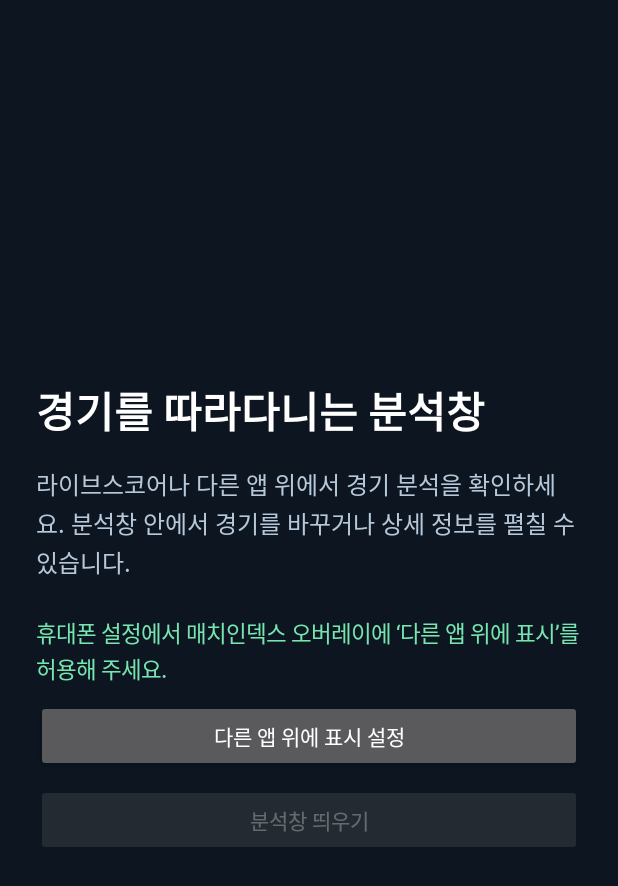
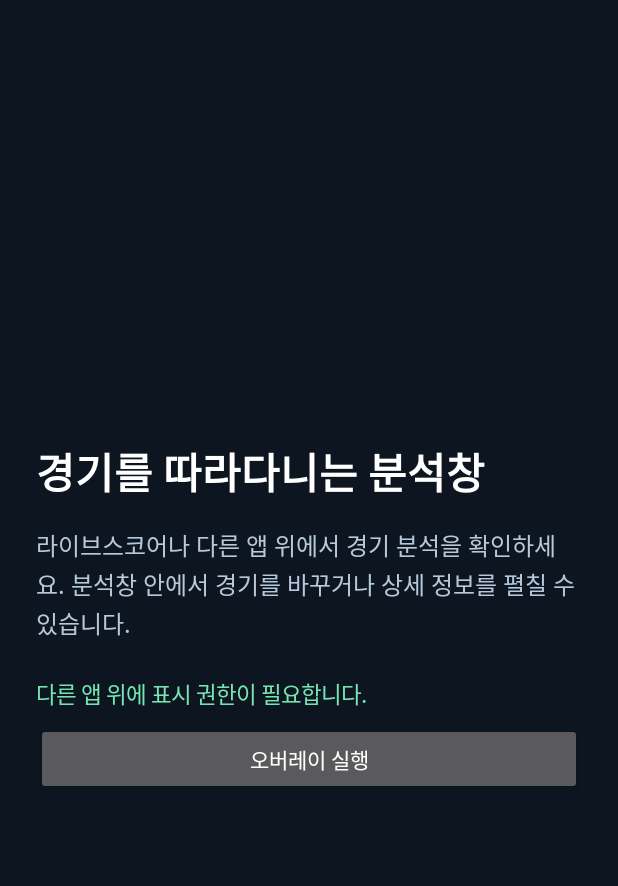
Before and after one commit to pearl-jinju/toto, an Android app: the screen it shows after launch (MainActivity), on a phone screen of 412 x 824 dp. Shown: the top 886 px of the screen. Run offline under Robolectric (Android 15) with nearby library versions, the phone set to English and light mode, and no system bars.

Commit message:
Add swipe date filters and streamline Android overlay permission

```diff
--- a/android/app/src/main/java/kr/matchindex/overlay/MainActivity.java
+++ b/android/app/src/main/java/kr/matchindex/overlay/MainActivity.java
@@ -1,6 +1,7 @@
 package kr.matchindex.overlay;
 
 import android.app.Activity;
+import android.app.AlertDialog;
 import android.content.ActivityNotFoundException;
 import android.content.Intent;
 import android.graphics.Color;
@@ -19,13 +20,15 @@ import android.widget.TextView;
 import android.widget.Toast;
 
 public final class MainActivity extends Activity {
+    private static final String START_AFTER_SETTINGS = "start_after_settings";
+
     private TextView status;
-    private Button permissionButton;
-    private Button startButton;
+    private boolean startAfterSettings;
 
     @Override
     protected void onCreate(Bundle state) {
         super.onCreate(state);
+        startAfterSettings = state != null && state.getBoolean(START_AFTER_SETTINGS);
 
         int padding = OverlayService.dp(this, 24);
         ScrollView scroll = new ScrollView(this);
@@ -54,16 +57,10 @@ public final class MainActivity extends Activity {
         status = label(R.string.permission_needed, 15, 0xFF77E5B0);
         append(content, status, 24);
 
-        permissionButton = new Button(this);
-        permissionButton.setText(R.string.settings);
-        permissionButton.setAllCaps(false);
-        permissionButton.setOnClickListener(view -> openOverlaySettings());
-        append(content, permissionButton, 10);
-
-        startButton = new Button(this);
+        Button startButton = new Button(this);
         startButton.setText(R.string.start_overlay);
         startButton.setAllCaps(false);
-        startButton.setOnClickListener(view -> startOverlay());
+        startButton.setOnClickListener(view -> requestOverlay());
         append(content, startButton, 8);
 
         setContentView(scroll);
@@ -74,8 +71,29 @@ public final class MainActivity extends Activity {
         super.onResume();
         boolean allowed = Settings.canDrawOverlays(this);
         status.setText(allowed ? R.string.permission_granted : R.string.permission_needed);
-        permissionButton.setVisibility(allowed ? View.GONE : View.VISIBLE);
-        startButton.setEnabled(allowed);
+        boolean requested = startAfterSettings;
+        startAfterSettings = false;
+        if (requested && allowed) startOverlay();
+    }
+
+    @Override
+    protected void onSaveInstanceState(Bundle state) {
+        super.onSaveInstanceState(state);
+        state.putBoolean(START_AFTER_SETTINGS, startAfterSettings);
+    }
+
+    private void requestOverlay() {
+        if (Settings.canDrawOverlays(this)) {
+            startOverlay();
+            return;
+        }
+
+        new AlertDialog.Builder(this)
+                .setTitle(R.string.permission_title)
+                .setMessage(R.string.permission_explanation)
+                .setNegativeButton(android.R.string.cancel, null)
+                .setPositiveButton(R.string.open_settings, (dialog, which) -> openOverlaySettings())
+                .show();
     }
 
     private TextView label(int text, int size, int color) {
@@ -95,20 +113,24 @@ public final class MainActivity extends Activity {
     }
 
     private void openOverlaySettings() {
+        if (startAfterSettings) return;
+
         Intent settings = new Intent(Settings.ACTION_MANAGE_OVERLAY_PERMISSION);
         if (Build.VERSION.SDK_INT < 30) {
             settings.setData(Uri.fromParts("package", getPackageName(), null));
         }
+        startAfterSettings = true;
         try {
             startActivity(settings);
-        } catch (ActivityNotFoundException error) {
+        } catch (ActivityNotFoundException | SecurityException error) {
+            startAfterSettings = false;
             Toast.makeText(this, R.string.settings_error, Toast.LENGTH_LONG).show();
         }
     }
 
     private void startOverlay() {
         if (!Settings.canDrawOverlays(this)) {
-            openOverlaySettings();
+            status.setText(R.string.permission_needed);
             return;
         }
         try {
--- a/android/app/src/main/res/values/strings.xml
+++ b/android/app/src/main/res/values/strings.xml
@@ -2,10 +2,12 @@
     <string name="app_name">매치인덱스 오버레이</string>
     <string name="title">경기를 따라다니는 분석창</string>
     <string name="description">라이브스코어나 다른 앱 위에서 경기 분석을 확인하세요. 분석창 안에서 경기를 바꾸거나 상세 정보를 펼칠 수 있습니다.</string>
-    <string name="permission_needed">휴대폰 설정에서 매치인덱스 오버레이에 ‘다른 앱 위에 표시’를 허용해 주세요.</string>
-    <string name="permission_granted">오버레이를 열고 다른 앱으로 전환해 보세요.</string>
-    <string name="settings">다른 앱 위에 표시 설정</string>
-    <string name="start_overlay">분석창 띄우기</string>
+    <string name="permission_needed">다른 앱 위에 표시 권한이 필요합니다.</string>
+    <string name="permission_granted">다른 앱 위에 표시 권한이 켜져 있습니다.</string>
+    <string name="permission_title">다른 앱 위에 표시</string>
+    <string name="permission_explanation">라이브스코어 위에 분석창을 띄우려면 설정에서 ‘매치인덱스 오버레이’의 표시 권한을 켜 주세요. 앱으로 돌아오면 분석창이 열립니다.</string>
+    <string name="open_settings">설정 열기</string>
+    <string name="start_overlay">오버레이 실행</string>
     <string name="settings_error">이 기기에서 오버레이 설정을 열 수 없습니다.</string>
     <string name="overlay_error">분석창을 열 수 없습니다. 다른 앱 위에 표시 설정을 확인해 주세요.</string>
     <string name="notification_channel">경기 분석창</string>
```
Also changed, not shown: 6 other files.
